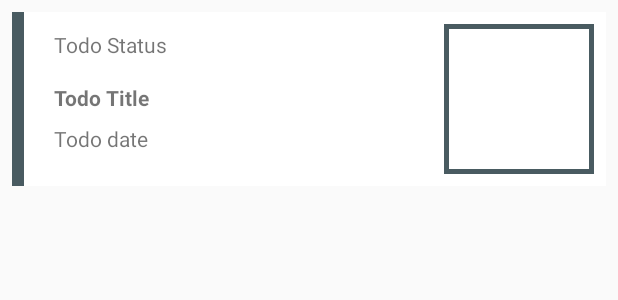
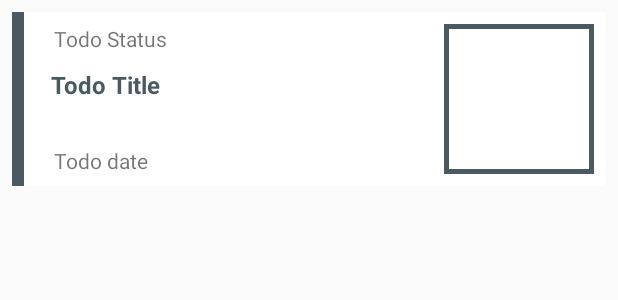
Before and after one commit to sonnytron/Get-It-Done, an Android app: the layout list_item_todo.xml on its own in the app's theme, with its tools: preview values and no code run, on a phone screen of 412 x 824 dp. Shown: the top 300 px of the screen. Run offline under Robolectric (Android 15) with nearby library versions, the phone set to English and light mode, and no system bars.

Commit message:
Changed font colors and added date string, corrected layout for list item. Having issues with recycling bitmap images.

```diff
--- a/app/src/main/AndroidManifest.xml
+++ b/app/src/main/AndroidManifest.xml
@@ -10,6 +10,7 @@
         android:icon="@mipmap/ic_launcher"
         android:label="@string/app_name"
         android:supportsRtl="true"
+        android:largeHeap="true"
         android:theme="@style/AppTheme">
         <activity android:name=".TodoListActivity">
             <intent-filter>
--- a/app/src/main/java/com/sonnytron/sortatech/getitdone/PhotoUtilities.java
+++ b/app/src/main/java/com/sonnytron/sortatech/getitdone/PhotoUtilities.java
@@ -25,7 +25,7 @@ public class PhotoUtilities {
                 inSampleSize = Math.round(srcWidth / destWidth);
             }
         }
-
+        inSampleSize /= 2;
         options = new BitmapFactory.Options();
         options.inSampleSize = inSampleSize;
         return BitmapFactory.decodeFile(path, options);
--- a/app/src/main/java/com/sonnytron/sortatech/getitdone/ToDoFragment.java
+++ b/app/src/main/java/com/sonnytron/sortatech/getitdone/ToDoFragment.java
@@ -116,7 +116,7 @@ public class ToDoFragment extends Fragment {
         });
 
         mDueButton = (Button)v.findViewById(R.id.due_date);
-        updateDueDate("Due on: " + mTodo.getDueDate().toString());
+        updateDueDate(mTodo.dateString());
         mDueButton.setOnClickListener(new View.OnClickListener() {
             @Override
             public void onClick(View v) {
--- a/app/src/main/java/com/sonnytron/sortatech/getitdone/Todo.java
+++ b/app/src/main/java/com/sonnytron/sortatech/getitdone/Todo.java
@@ -89,6 +89,6 @@ public class Todo {
             return "";
         }
         SimpleDateFormat formatter = new SimpleDateFormat("MMM dd yyyy");
-        return "Due on: " + formatter.format(mDueDate);
+        return "Complete by: " + formatter.format(mDueDate);
     }
 }
--- a/app/src/main/res/layout/fragment_todo.xml
+++ b/app/src/main/res/layout/fragment_todo.xml
@@ -11,6 +11,7 @@
         android:layout_width="match_parent"
         android:layout_height="wrap_content"
         android:text="@string/todo_details"
+        android:textColor="@color/darkGray"
         style="?android:listSeparatorTextViewStyle"/>
     <TextView
         android:layout_marginTop="16dp"
--- a/app/src/main/res/layout/list_item_todo.xml
+++ b/app/src/main/res/layout/list_item_todo.xml
@@ -18,9 +18,9 @@
         android:layout_width="wrap_content"
         android:layout_height="wrap_content"
         android:layout_toRightOf="@+id/priority_bar"
-        android:layout_marginTop="8dp"
+        android:layout_marginTop="4dp"
         android:layout_marginLeft="16dp"
-        android:layout_marginBottom="8dp"
+        android:layout_marginBottom="4dp"
         android:padding="4dp"
         tools:text="Todo Status"/>
 
@@ -31,8 +31,10 @@
         android:layout_below="@+id/list_item_todo_status_text_view"
         android:layout_toRightOf="@+id/priority_bar"
         android:textStyle="bold"
+        android:textSize="16dp"
+        android:textColor="@color/darkGray"
         android:layout_marginLeft="16dp"
-        android:padding="4dp"
+        android:padding="2dp"
         tools:text="Todo Title"/>
 
     <TextView
@@ -42,6 +44,7 @@
         android:layout_below="@+id/list_item_todo_title_text_view"
         android:layout_toRightOf="@+id/priority_bar"
         android:textStyle="normal"
+        android:layout_marginTop="24dp"
         android:layout_marginLeft="16dp"
         android:padding="4dp"
         tools:text="Todo date"/>
--- a/app/src/main/res/layout/view_photo_and_item.xml
+++ b/app/src/main/res/layout/view_photo_and_item.xml
@@ -37,6 +37,7 @@
         <TextView
             android:layout_width="match_parent"
             android:layout_height="wrap_content"
+            android:textColor="@color/darkGray"
             android:text="@string/to_do_title"
             style="?android:listSeparatorTextViewStyle"/>
         <EditText
```
Also changed, not shown: app/src/main/java/com/sonnytron/sortatech/getitdone/TodoListFragment.java (+6 -2 lines).
